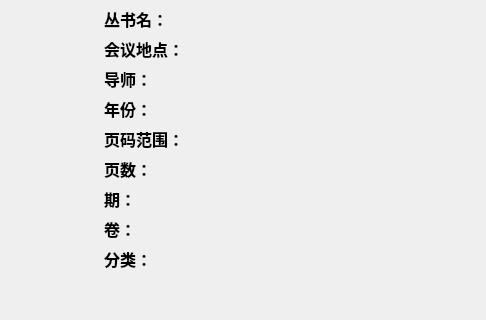
Qt form UI/UI_RecordDetailView.ui (mortersen/ZhengCG) before a commit; both pictures show x 0 to 486 and y 273 to 593 of the 486 by 593 pixel window.
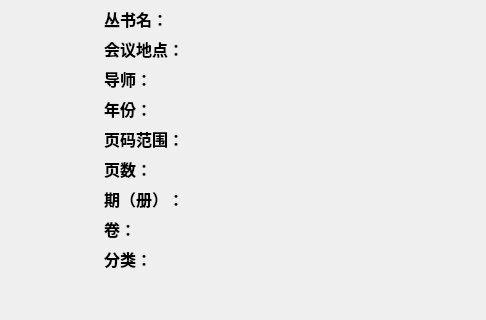
The same form after that commit. Icons and pictures are not drawn.

Patch:
```diff
--- a/UI/UI_RecordDetailView.ui
+++ b/UI/UI_RecordDetailView.ui
@@ -625,7 +625,7 @@
               </font>
              </property>
              <property name="text">
-              <string>期：</string>
+              <string>期（册）：</string>
              </property>
             </widget>
            </item>
```
